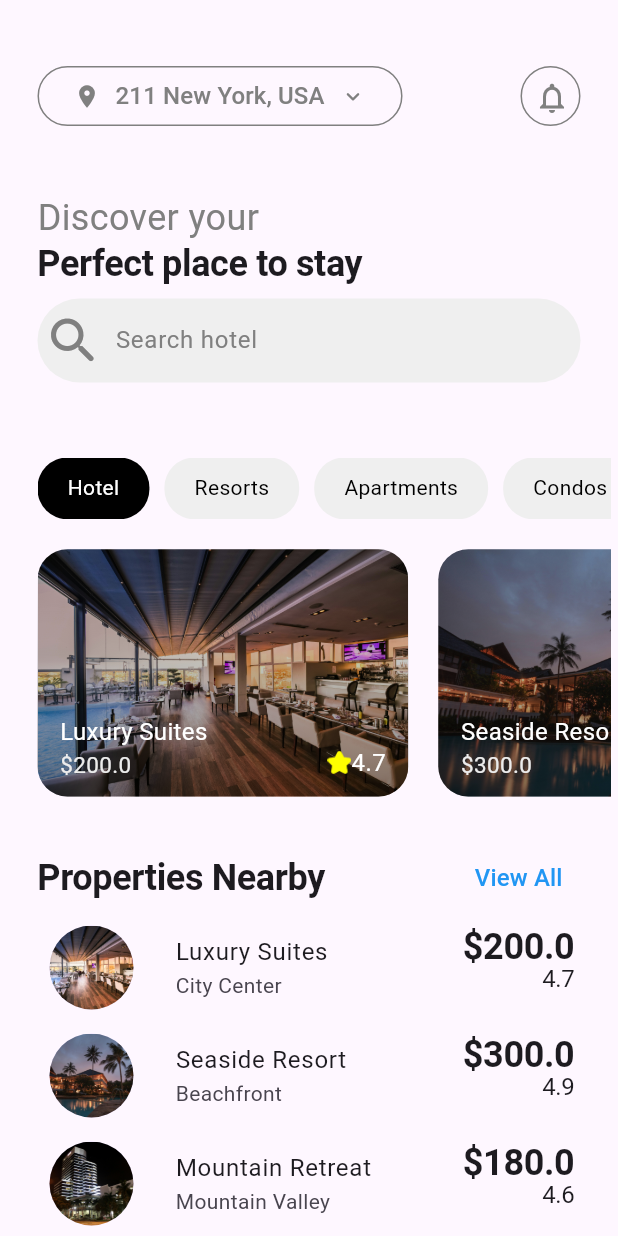
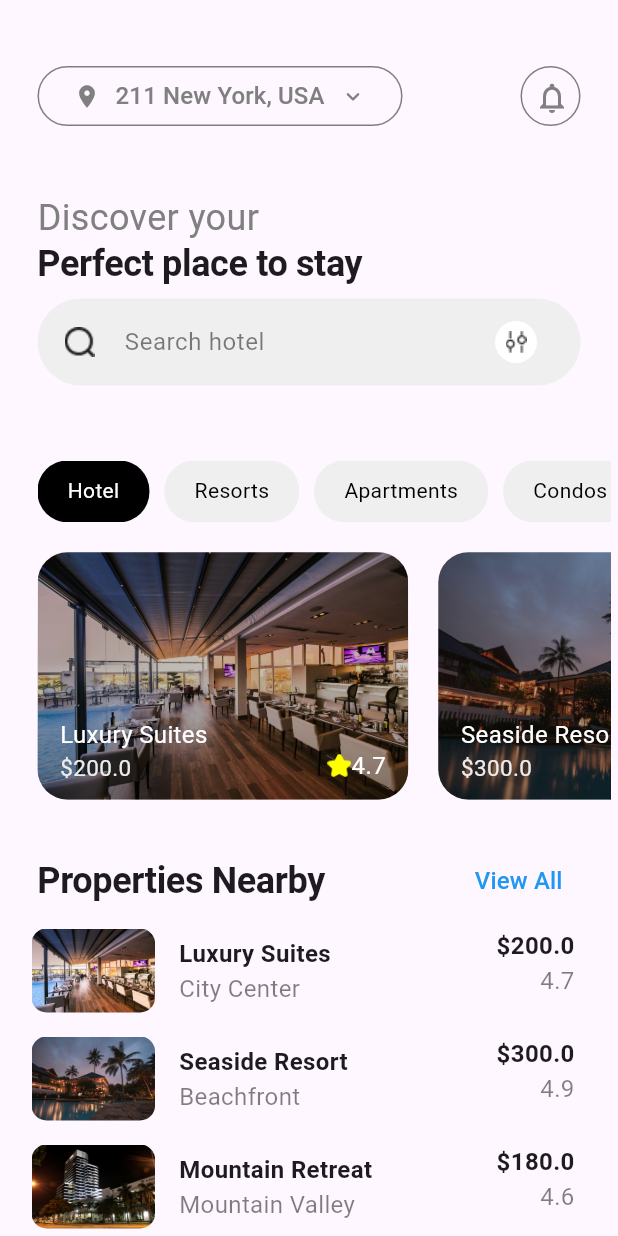
Before and after one commit to Rontim/Realest-App, a Flutter app: the screen it shows after launch, on a phone screen of 412 x 824 dp. Run offline on Flutter 3.47's test engine with Material 3 defaults, Android fonts, the light colour scheme and no system bars; our stand-ins replace get, readmore.

Commit message:
Fix(Home): Fixed the text overflow in property cards

```diff
--- a/lib/src/constants/icon_strings.dart
+++ b/lib/src/constants/icon_strings.dart
@@ -1,2 +1,4 @@
 const String kfullStar = 'assets/icons/full_star.png';
 const String khalfStar = 'assets/icons/half_star.png';
+const String ksearchIcon = 'assets/icons/search.png';
+const String kfilterIcon = 'assets/icons/filter.png';
--- a/lib/src/features/screens/home/home_screen.dart
+++ b/lib/src/features/screens/home/home_screen.dart
@@ -82,26 +82,44 @@ class Home extends StatelessWidget {
                         );
                       },
                       child: ListTile(
-                        title: Text(properties[index].name),
-                        subtitle: Text(properties[index].location),
-                        leading: CircleAvatar(
-                          backgroundImage: AssetImage(properties[index].thumbnail),
-                          radius: 40.0,
+                        title: Text(
+                          properties[index].name,
+                          style: textTheme.bodyMedium?.copyWith(
+                            fontWeight: FontWeight.bold,
+                            fontSize: 16.0,
+                          ),
+                        ),
+                        subtitle: Text(
+                          properties[index].location,
+                          style: textTheme.bodyMedium?.copyWith(
+                            color: const Color(0x00000000).withOpacity(0.5),
+                            fontSize: 16.0,
+                          ),
+                        ),
+                        leading: Container(
+                          height: MediaQuery.of(context).size.height * 0.2,
+                          width: MediaQuery.of(context).size.width * 0.2,
+                          decoration: BoxDecoration(
+                            image: DecorationImage(
+                                image: AssetImage(properties[index].thumbnail), fit: BoxFit.fill),
+                            borderRadius: BorderRadius.circular(10),
+                          ),
                         ),
                         trailing: Column(
                           crossAxisAlignment: CrossAxisAlignment.end,
                           children: [
                             Text(
                               '\$${properties[index].price}',
-                              style: textTheme.displayLarge?.copyWith(
+                              style: textTheme.bodyMedium?.copyWith(
                                 fontWeight: FontWeight.bold,
-                                fontSize: 24.0,
+                                fontSize: 16.0,
                               ),
                             ),
                             Text(
                               properties[index].rating.toString(),
-                              style: textTheme.displayLarge?.copyWith(
+                              style: textTheme.bodyMedium?.copyWith(
                                 fontSize: 16.0,
+                                color: Colors.black.withOpacity(0.5),
                               ),
                             ),
                           ],
--- a/lib/src/features/screens/home/widget/c_t_aand_search.dart
+++ b/lib/src/features/screens/home/widget/c_t_aand_search.dart
@@ -1,4 +1,5 @@
 import 'package:flutter/material.dart';
+import 'package:realest_app/src/constants/icon_strings.dart';
 import 'package:realest_app/src/constants/text_strings.dart';
 
 class CTAandSearch extends StatelessWidget {
@@ -29,23 +30,53 @@ class CTAandSearch extends StatelessWidget {
             ),
           ),
           const SizedBox(height: 10),
-          TextField(
-            decoration: InputDecoration(
-              hintText: kHomeSearch,
-              hintStyle: const TextStyle(color: Color(0xFF808080)),
-              prefixIcon: const Icon(
-                Icons.search_rounded,
-                color: Color(0xFF808080),
-                size: 40.0,
+          Container(
+              height: 58.0,
+              padding: const EdgeInsets.symmetric(horizontal: 18, vertical: 15),
+              decoration: BoxDecoration(
+                borderRadius: BorderRadius.circular(50),
+                color: const Color(0xFFEFEFEF),
               ),
-              border: OutlineInputBorder(
-                borderRadius: BorderRadius.circular(30.0),
-                borderSide: BorderSide.none,
-              ),
-              filled: true,
-              fillColor: const Color(0xFFEFEFEF),
-            ),
-          ),
+              child: Row(
+                mainAxisAlignment: MainAxisAlignment.spaceBetween,
+                children: [
+                  SizedBox(
+                    width: 200,
+                    child: Row(
+                      children: [
+                        const ImageIcon(
+                          AssetImage(ksearchIcon),
+                          size: 20,
+                        ),
+                        const SizedBox(
+                          width: 20,
+                        ),
+                        Text(
+                          kHomeSearch,
+                          style: textTheme.bodySmall?.copyWith(
+                            color: Colors.black.withOpacity(0.5),
+                            fontSize: 16.0,
+                          ),
+                        )
+                      ],
+                    ),
+                  ),
+                  Container(
+                    width: 50,
+                    height: 50,
+                    padding: const EdgeInsets.all(5),
+                    margin: const EdgeInsets.only(left: 20),
+                    decoration: const BoxDecoration(
+                      color: Colors.white,
+                      shape: BoxShape.circle,
+                    ),
+                    child: const ImageIcon(
+                      AssetImage(kfilterIcon),
+                      size: 20,
+                    ),
+                  ),
+                ],
+              ))
         ],
       ),
     );
--- a/lib/src/features/screens/home/widget/category_property_cards.dart
+++ b/lib/src/features/screens/home/widget/category_property_cards.dart
@@ -62,9 +62,13 @@ class CategoryPropertyCards extends StatelessWidget {
                             Column(
                               crossAxisAlignment: CrossAxisAlignment.start,
                               children: [
-                                Text(
-                                  tabcontroller.properties[index].name,
-                                  style: const TextStyle(color: tPrimaryColor, fontSize: 16),
+                                SizedBox(
+                                  width: MediaQuery.of(context).size.width * 0.35,
+                                  child: Text(
+                                    tabcontroller.properties[index].name,
+                                    maxLines: 1,
+                                    style: const TextStyle(color: tPrimaryColor, fontSize: 16),
+                                  ),
                                 ),
                                 Text(
                                   '\$${tabcontroller.properties[index].price}',
--- a/lib/src/utils/data/dummy_properties.dart
+++ b/lib/src/utils/data/dummy_properties.dart
@@ -102,7 +102,7 @@ List<PropertyModel> dummyProperties = [
     name: 'Lakefront Residence',
     location: 'Lakeside',
     price: 1500.0,
-    thumbnail: 'assets/images/thumbnails/lakefrontresidence.jpg',
+    thumbnail: 'assets/images/thumbnails/lakefront_residence.jpg',
     rating: 4.8,
     reviews: 3200,
     description: 'Elegant residences overlooking a tranquil lake.',
```
Also changed, not shown: assets/icons/filter.png (added), assets/icons/search.png (added).
